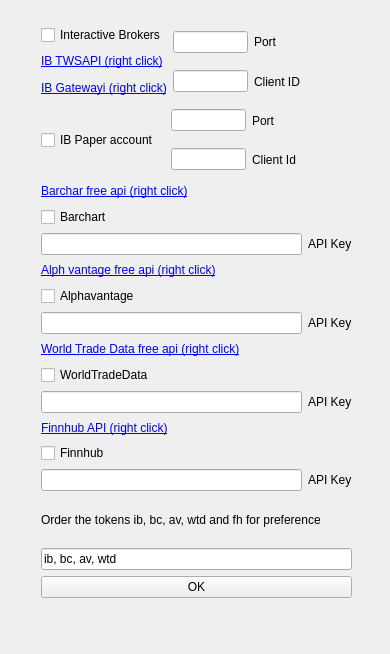
MikePia/structjour, file structjour/view/forms/stockapi.ui: the form before one commit.
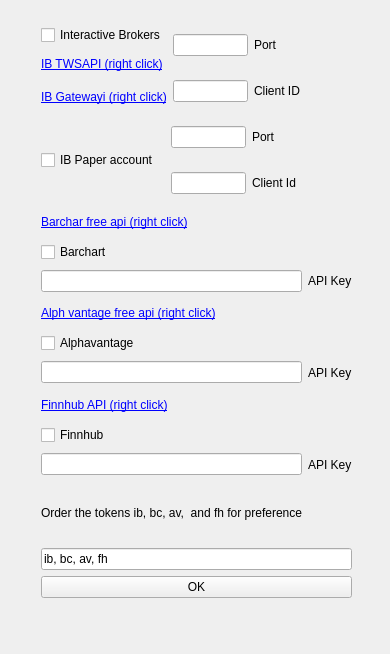
The form after the commit. Icons and pictures are not drawn.

Commit message: Removed WorldTradeData from app

What changed in the file:
```diff
--- a/structjour/view/forms/stockapi.ui
+++ b/structjour/view/forms/stockapi.ui
@@ -239,46 +239,6 @@
       </item>
      </layout>
     </item>
-    <item>
-     <layout class="QVBoxLayout" name="verticalLayout_8">
-      <item>
-       <widget class="QLabel" name="label_12">
-        <property name="text">
-         <string>&lt;html&gt;&lt;head/&gt;&lt;body&gt;&lt;p&gt;&lt;a href=&quot;https://www.worldtradingdata.com/register&quot;&gt;&lt;span style=&quot; text-decoration: underline; color:#0000ff;&quot;&gt;World Trade Data free api (right click)&lt;/span&gt;&lt;/a&gt;&lt;/p&gt;&lt;/body&gt;&lt;/html&gt;</string>
-        </property>
-       </widget>
-      </item>
-      <item>
-       <widget class="QCheckBox" name="wtdCb">
-        <property name="toolTip">
-         <string>&lt;h2&gt;To use World Trade Data APIs get a free API key from&lt;/h2&gt;
-&lt;p&gt;
-&lt;a href=&quot;https://www.worldtradingdata.com/register&quot; &lt;/a&gt;
-&lt;span style=&quot; font-size:11pt;&quot;&gt;The data is realtime Historical data  available for the last 7 days. Data limits are 25 trades per day.&lt;/span&gt;&lt;/p&gt;
-
-</string>
-        </property>
-        <property name="text">
-         <string>WorldTradeData</string>
-        </property>
-       </widget>
-      </item>
-      <item>
-       <layout class="QHBoxLayout" name="horizontalLayout_9">
-        <item>
-         <widget class="QLineEdit" name="wtdKey"/>
-        </item>
-        <item>
-         <widget class="QLabel" name="label_11">
-          <property name="text">
-           <string>API Key</string>
-          </property>
-         </widget>
-        </item>
-       </layout>
-      </item>
-     </layout>
-    </item>
     <item>
      <layout class="QVBoxLayout" name="verticalLayout_5">
       <item>
@@ -331,7 +291,7 @@
       <item>
        <widget class="QLabel" name="label_10">
         <property name="text">
-         <string>Order the tokens ib, bc, av, wtd and fh for preference</string>
+         <string>Order the tokens ib, bc, av,  and fh for preference</string>
         </property>
        </widget>
       </item>
@@ -341,7 +301,7 @@
          <string>&lt;html&gt;&lt;head/&gt;&lt;body&gt;&lt;p&gt;&lt;span style=&quot; font-size:9pt;&quot;&gt;Place the tokkens in order of preference. Structjour will choose from your preference and the availability of the api&lt;/span&gt;&lt;/p&gt;&lt;p&gt;&lt;br/&gt;&lt;/p&gt;&lt;p&gt;&lt;span style=&quot; font-size:9pt;&quot;&gt;For Example&lt;/span&gt;&lt;/p&gt;&lt;p&gt;&lt;br/&gt;&lt;/p&gt;&lt;p&gt;&lt;span style=&quot; font-size:9pt; font-weight:600;&quot;&gt;ib, bc, av, iex&lt;/span&gt;&lt;span style=&quot; font-size:9pt;&quot;/&gt;&lt;/p&gt;&lt;p&gt;&lt;span style=&quot; font-size:9pt;&quot;&gt;If you set the above order and click for a chart update for todays chart at 3:00 PM, &lt;/span&gt;&lt;/p&gt;&lt;p&gt;&lt;span style=&quot; font-size:9pt;&quot;&gt;Structjour will use ib if you have opened IBGateway application.&lt;/span&gt;&lt;/p&gt;&lt;p&gt;&lt;span style=&quot; font-size:9pt;&quot;&gt;bc cannot be used for todays data till after 4:30&lt;/span&gt;&lt;/p&gt;&lt;p&gt;&lt;span style=&quot; font-size:9pt;&quot;&gt;Finally av will be chosen with its real time data.&lt;/span&gt;&lt;/p&gt;&lt;p&gt;&lt;span style=&quot; font-size:9pt;&quot;&gt;(iex works OK 1/2 the time)&lt;/span&gt;&lt;/p&gt;&lt;/body&gt;&lt;/html&gt;</string>
         </property>
         <property name="text">
-         <string>ib, bc, av, wtd</string>
+         <string>ib, bc, av, fh</string>
         </property>
        </widget>
       </item>
```
The commit also changes 8 other files.
